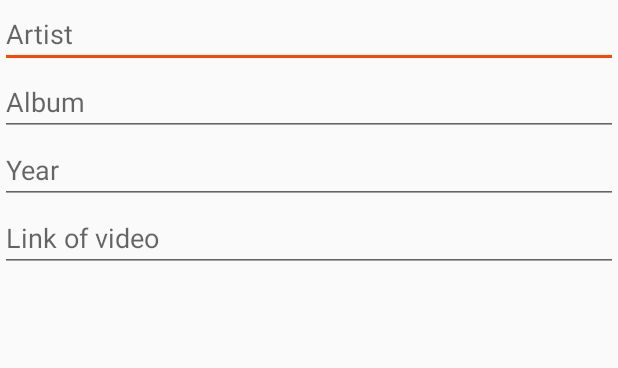
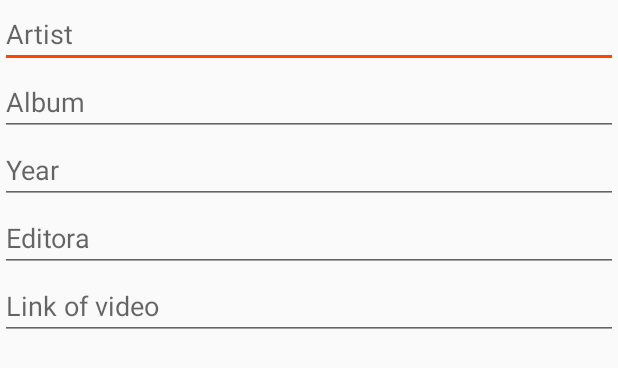
Before and after one commit to 2150247/My_Music_App_2016_Project, an Android app: the layout adicionar.xml on its own in the app's theme, with its tools: preview values and no code run, on a phone screen of 412 x 824 dp. Shown: the top 368 px of the screen. Run offline under Robolectric (Android 15) with nearby library versions, the phone set to English and light mode, and no system bars.

Commit message:
Update:Adicionado a opção "Editora"

```diff
--- a/app/src/main/res/layout/adicionar.xml
+++ b/app/src/main/res/layout/adicionar.xml
@@ -22,6 +22,12 @@
         android:id="@+id/editText_year" />
 
     <EditText
+        android:hint="Editora"
+        android:layout_width="match_parent"
+        android:layout_height="wrap_content"
+        android:id="@+id/editText_editora" />
+
+    <EditText
         android:layout_width="match_parent"
         android:layout_height="wrap_content"
         android:id="@+id/editText_play"
--- a/app/src/main/res/values/strings.xml
+++ b/app/src/main/res/values/strings.xml
@@ -20,6 +20,7 @@
         <item>Artist</item>
         <item>Album</item>
         <item>Year</item>
+        <item>Publisher</item>
         <item>Rating</item>
     </string-array>
 </resources>
```
Also changed, not shown: app/src/main/java/pt/ipleiria/pt/mymusicapp2016/MainActivity.java (+12 -2 lines), 3 other files.
